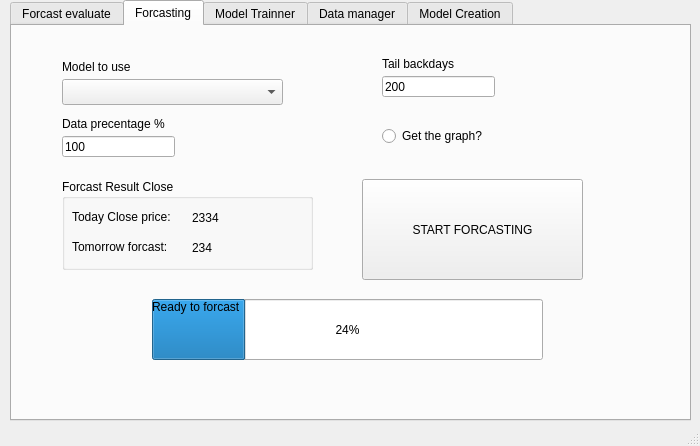
Qt form QT_Files/GUI_FFT_LSTM_Stock.ui (eduardo-trejo-es/LSTM_GUI_DB) before a commit.
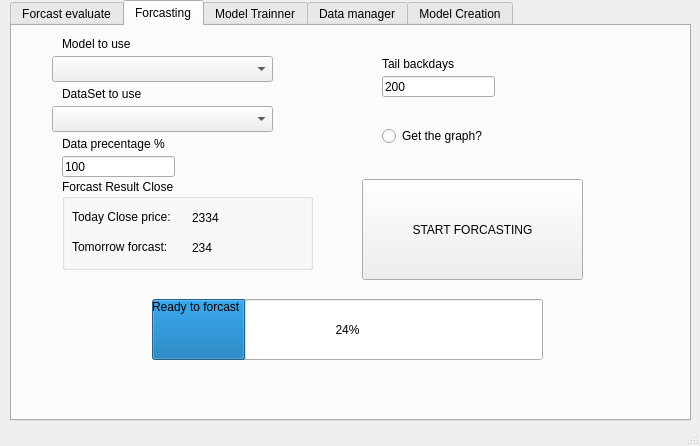
The same form after that commit. The open tabs and pages were chosen to show the change.

Commit message:
Tab trainning complete
Many to Many
Model and DataSet

Patch:
```diff
--- a/QT_Files/GUI_FFT_LSTM_Stock.ui
+++ b/QT_Files/GUI_FFT_LSTM_Stock.ui
@@ -448,7 +448,7 @@
       <property name="geometry">
        <rect>
         <x>50</x>
-        <y>90</y>
+        <y>110</y>
         <width>121</width>
         <height>16</height>
        </rect>
@@ -590,8 +590,8 @@
      <widget class="QComboBox" name="ForC_ComBox_Model_To_used">
       <property name="geometry">
        <rect>
-        <x>50</x>
-        <y>53</y>
+        <x>40</x>
+        <y>30</y>
         <width>221</width>
         <height>26</height>
        </rect>
@@ -601,7 +601,7 @@
       <property name="geometry">
        <rect>
         <x>50</x>
-        <y>33</y>
+        <y>10</y>
         <width>91</width>
         <height>16</height>
        </rect>
@@ -614,7 +614,7 @@
       <property name="geometry">
        <rect>
         <x>50</x>
-        <y>110</y>
+        <y>130</y>
         <width>113</width>
         <height>21</height>
        </rect>
@@ -623,6 +623,29 @@
        <string>100</string>
       </property>
      </widget>
+     <widget class="QComboBox" name="ForC_ComBox_DataSet_To_use">
+      <property name="geometry">
+       <rect>
+        <x>40</x>
+        <y>80</y>
+        <width>221</width>
+        <height>26</height>
+       </rect>
+      </property>
+     </widget>
+     <widget class="QLabel" name="ForC_lbl_DataSet_To_used">
+      <property name="geometry">
+       <rect>
+        <x>50</x>
+        <y>60</y>
+        <width>121</width>
+        <height>16</height>
+       </rect>
+      </property>
+      <property name="text">
+       <string>DataSet to use</string>
+      </property>
+     </widget>
     </widget>
     <widget class="QWidget" name="Model_Trainner_Tab">
      <attribute name="title">
```
Left out of the diff: 4 changed lines with no effect on the pictures. The commit also changes 7 other files.
